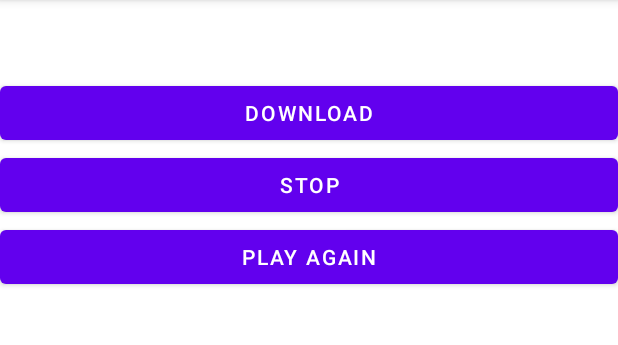
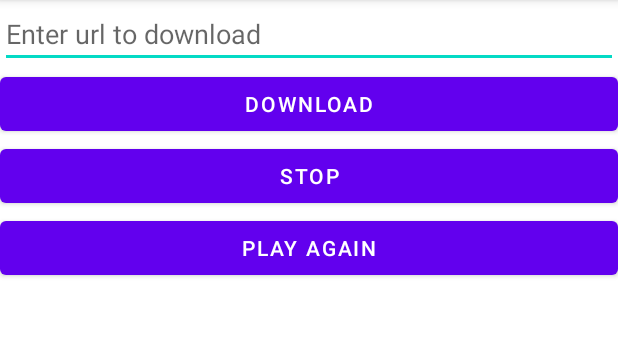
Before and after one commit to Mobile-Computing-Winter-2021/assignment0-prerna1124, an Android app: the MainActivity2 screen opened directly, with no data from a screen before it, after a tap on "PLAY AGAIN", on a phone screen of 412 x 824 dp, the part 84-429 px from its top. Run offline under Robolectric (Android 15) with nearby library versions, the phone set to English and light mode, and no system bars; 2 other taps on this screen came first.

Commit message:
Add function to play downloaded song.

```diff
--- a/app/src/main/java/com/example/musicplayer/MainActivity2.java
+++ b/app/src/main/java/com/example/musicplayer/MainActivity2.java
@@ -6,6 +6,7 @@ import android.app.DownloadManager;
 import android.app.ProgressDialog;
 import android.content.Context;
 import android.content.Intent;
+import android.media.AudioManager;
 import android.media.MediaPlayer;
 import android.net.ConnectivityManager;
 import android.net.NetworkInfo;
@@ -15,12 +16,14 @@ import android.os.Bundle;
 import android.util.Log;
 import android.view.View;
 import android.widget.Button;
+import android.widget.EditText;
 import android.widget.TextView;
 import android.widget.Toast;
 
 import java.io.BufferedInputStream;
 import java.io.File;
 import java.io.FileOutputStream;
+import java.io.IOException;
 import java.io.InputStream;
 import java.net.URL;
 import java.net.URLConnection;
@@ -28,21 +31,20 @@ import java.net.URLConnection;
 public class MainActivity2 extends AppCompatActivity implements View.OnClickListener{
 
     Button button,stopDownBtn,playAgain;
+    EditText text;
     DownloadManager downloadManager;
     MediaPlayer mp;
     File file;
-    final String url = "http://faculty.iiitd.ac.in/~mukulika/s1.mp3";
+    String url = "";
     ProgressDialog progressDialog;
     @Override
     protected void onCreate(Bundle savedInstanceState) {
         super.onCreate(savedInstanceState);
         setContentView(R.layout.activity_main2);
-
         Intent intent = getIntent();
         String msg = intent.getStringExtra("Message");
         Log.i("INFO", "fetched info from Main Activity Successfully");
-        TextView textField = (TextView) findViewById(R.id.textView);
-        textField.setText(msg);
+        text = (EditText) findViewById(R.id.enterUrl);
         button = (Button) findViewById(R.id.button);
         stopDownBtn = (Button) findViewById(R.id.stopDownBtn);
         playAgain = (Button) findViewById(R.id.playDownBtn);
@@ -109,10 +111,12 @@ public class MainActivity2 extends AppCompatActivity implements View.OnClickList
         @Override
         protected void onPostExecute(String result) {
             Toast.makeText(getApplicationContext(),result,Toast.LENGTH_LONG).show();
+            System.out.println(url);
             System.out.println("Done downloading");
             file = new File(getApplicationContext().getFilesDir() + "/" + "s1.mp3");
             System.out.println(file);
             mp = new MediaPlayer();
+            mp.setAudioStreamType(AudioManager.STREAM_MUSIC);
             try{
                 mp.setDataSource(file.getPath());
                 mp.setOnPreparedListener(new MediaPlayer.OnPreparedListener() {
@@ -123,7 +127,7 @@ public class MainActivity2 extends AppCompatActivity implements View.OnClickList
                     }
                 });
 
-                mp.prepareAsync();
+               mp.prepareAsync();
             }catch (Exception e)
             {
 
@@ -139,6 +143,7 @@ public class MainActivity2 extends AppCompatActivity implements View.OnClickList
             NetworkInfo mob = connectivityManager.getNetworkInfo(ConnectivityManager.TYPE_MOBILE);
             if((wifi != null && wifi.isConnected())||(mob != null && mob.isConnected())) {
                 DownloadSong downloadSong = new DownloadSong();
+                url = text.getText().toString();
                 downloadSong.execute(url);
             }
             else{
@@ -159,9 +164,22 @@ public class MainActivity2 extends AppCompatActivity implements View.OnClickList
                 Toast.makeText(this,"Downloaded Song already playing!!!",Toast.LENGTH_SHORT).show();
             }
             else {
-                mp = MediaPlayer.create(this,R.raw.song);
-                mp.start();
+                mp = new MediaPlayer();
+                mp.setAudioStreamType(AudioManager.STREAM_MUSIC);
+                try{
+                    mp.setDataSource(file.getPath());
+                    mp.setOnPreparedListener(new MediaPlayer.OnPreparedListener() {
+                        public void onPrepared(MediaPlayer player) {
+                            mp.start();
+                            stopDownBtn.setVisibility(View.VISIBLE);
+                            playAgain.setVisibility(View.VISIBLE);
+                        }
+                    });
+
+                    mp.prepareAsync();
+            } catch (IOException e) {
+                    e.printStackTrace();
+                }
             }
-        }
     }
-}
+}}
--- a/app/src/main/res/layout/activity_main2.xml
+++ b/app/src/main/res/layout/activity_main2.xml
@@ -4,18 +4,16 @@
     xmlns:tools="http://schemas.android.com/tools"
     android:layout_width="match_parent"
     android:layout_height="match_parent"
-    tools:context=".MainActivity2"
-    android:orientation="vertical">
+    android:orientation="vertical"
+    tools:context=".MainActivity2">
 
-    <TextView
-        android:id="@+id/textView"
-        android:layout_width="wrap_content"
+    <EditText
+        android:id="@+id/enterUrl"
+        android:layout_width="match_parent"
         android:layout_height="wrap_content"
-        android:layout_marginTop="32dp"
-        android:text="TextView"
-        app:layout_constraintEnd_toEndOf="parent"
-        app:layout_constraintStart_toStartOf="parent"
-        app:layout_constraintTop_toTopOf="parent" />
+        android:ems="10"
+        android:hint="Enter url to download"
+        android:inputType="textPersonName" />
 
     <Button
         android:id="@+id/button"
@@ -32,11 +30,11 @@
         android:layout_width="match_parent"
         android:layout_height="wrap_content"
         android:text="Stop"
+        android:visibility="invisible"
         app:layout_constraintBottom_toBottomOf="parent"
         app:layout_constraintEnd_toEndOf="parent"
         app:layout_constraintStart_toStartOf="parent"
-        app:layout_constraintTop_toBottomOf="@+id/button"
-        android:visibility="invisible"/>
+        app:layout_constraintTop_toBottomOf="@+id/button" />
 
     <Button
         android:id="@+id/playDownBtn"
@@ -50,4 +48,5 @@
         app:layout_constraintStart_toStartOf="parent"
         app:layout_constraintTop_toBottomOf="@+id/stopDownBtn"
         app:layout_constraintVertical_bias="0.505" />
+
 </LinearLayout>
```
